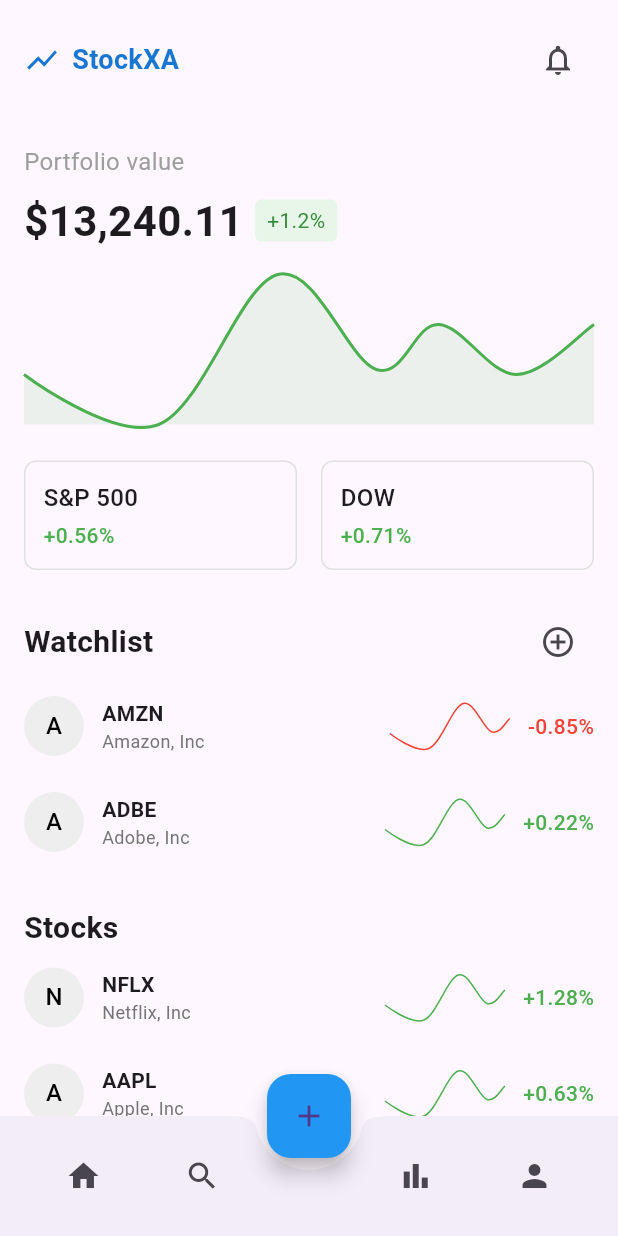
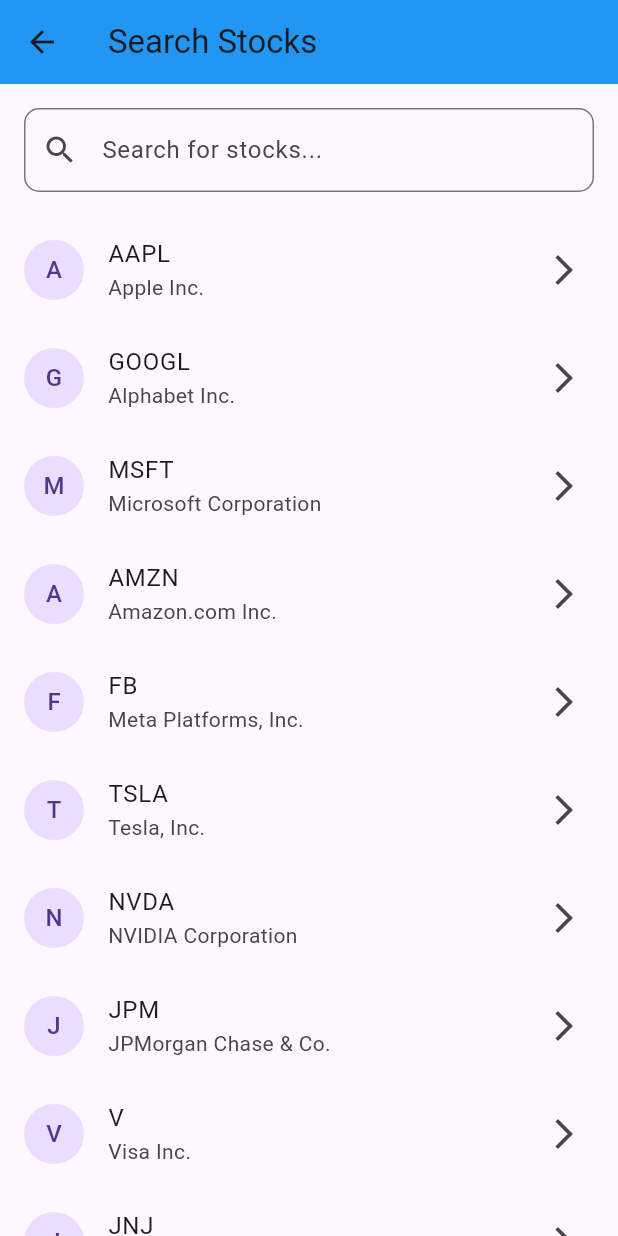
Before and after one commit to DimaNm08/StockExchange_App, a Flutter app: the HomePage screen opened by its route, after a tap on the "search" icon, on a phone screen of 412 x 824 dp. Run offline on Flutter 3.47's test engine with Material 3 defaults, Android fonts, the phone set to English and light mode, and no system bars; drawn by our look-alikes of fl_chart; network calls fail.

Commit message:
Added Search Page

```diff
--- a/lib/main.dart
+++ b/lib/main.dart
@@ -4,6 +4,7 @@
 import '../screens/homepage.dart';
 import '../screens/signin.dart';
 import '../screens/account.dart';
+import '../screens/search_page.dart';
 
 void main() {
   runApp(const MyApp());
@@ -28,6 +29,7 @@
         '/signin': (context) => const SignInScreen(),
         '/homepage': (context) => const HomePage(),
         '/account': (context) => const AccountPage(),
+        '/search': (context) => const SearchPage(),
       },
     );
   }
--- a/lib/screens/homepage.dart
+++ b/lib/screens/homepage.dart
@@ -318,7 +318,12 @@
         mainAxisAlignment: MainAxisAlignment.spaceAround,
         children: [
           IconButton(icon: const Icon(Icons.home), onPressed: () {}),
-          IconButton(icon: const Icon(Icons.search), onPressed: () {}),
+          IconButton(
+            icon: const Icon(Icons.search),
+            onPressed: () {
+              Navigator.pushNamed(context, '/search');
+            },
+          ),
           const SizedBox(width: 32),
           IconButton(icon: const Icon(Icons.bar_chart), onPressed: () {}),
           IconButton(
--- /dev/null
+++ b/lib/screens/search_page.dart
@@ -0,0 +1,99 @@
+import 'package:flutter/material.dart';
+
+class SearchPage extends StatefulWidget {
+  const SearchPage({Key? key}) : super(key: key);
+
+  @override
+  _SearchPageState createState() => _SearchPageState();
+}
+
+class _SearchPageState extends State<SearchPage> {
+  final TextEditingController _searchController = TextEditingController();
+  List<Map<String, String>> stocks = [
+    {"symbol": "AAPL", "name": "Apple Inc."},
+    {"symbol": "GOOGL", "name": "Alphabet Inc."},
+    {"symbol": "MSFT", "name": "Microsoft Corporation"},
+    {"symbol": "AMZN", "name": "Amazon.com Inc."},
+    {"symbol": "FB", "name": "Meta Platforms, Inc."},
+    {"symbol": "TSLA", "name": "Tesla, Inc."},
+    {"symbol": "NVDA", "name": "NVIDIA Corporation"},
+    {"symbol": "JPM", "name": "JPMorgan Chase & Co."},
+    {"symbol": "V", "name": "Visa Inc."},
+    {"symbol": "JNJ", "name": "Johnson & Johnson"},
+    {"symbol": "WMT", "name": "Walmart Inc."},
+    {"symbol": "MA", "name": "Mastercard Incorporated"},
+    {"symbol": "PG", "name": "Procter & Gamble Company"},
+    {"symbol": "DIS", "name": "The Walt Disney Company"},
+    {"symbol": "ADBE", "name": "Adobe Inc."},
+  ];
+
+  List<Map<String, String>> filteredStocks = [];
+
+  @override
+  void initState() {
+    super.initState();
+    filteredStocks = stocks;
+  }
+
+  void _filterStocks(String query) {
+    setState(() {
+      filteredStocks = stocks
+          .where((stock) =>
+              stock["symbol"]!.toLowerCase().contains(query.toLowerCase()) ||
+              stock["name"]!.toLowerCase().contains(query.toLowerCase()))
+          .toList();
+    });
+  }
+
+  @override
+  Widget build(BuildContext context) {
+    return Scaffold(
+      appBar: AppBar(
+        title: const Text('Search Stocks'),
+        backgroundColor: Colors.blue,
+      ),
+      body: Column(
+        children: [
+          Padding(
+            padding: const EdgeInsets.all(16.0),
+            child: TextField(
+              controller: _searchController,
+              onChanged: _filterStocks,
+              decoration: InputDecoration(
+                hintText: 'Search for stocks...',
+                prefixIcon: const Icon(Icons.search),
+                border: OutlineInputBorder(
+                  borderRadius: BorderRadius.circular(10),
+                ),
+              ),
+            ),
+          ),
+          Expanded(
+            child: ListView.builder(
+              itemCount: filteredStocks.length,
+              itemBuilder: (context, index) {
+                return ListTile(
+                  leading: CircleAvatar(
+                    child: Text(filteredStocks[index]["symbol"]![0]),
+                  ),
+                  title: Text(filteredStocks[index]["symbol"]!),
+                  subtitle: Text(filteredStocks[index]["name"]!),
+                  trailing: const Icon(Icons.arrow_forward_ios),
+                  onTap: () {
+                    // TODO: Implement stock details page navigation
+                  },
+                );
+              },
+            ),
+          ),
+        ],
+      ),
+    );
+  }
+
+  @override
+  void dispose() {
+    _searchController.dispose();
+    super.dispose();
+  }
+}
```
